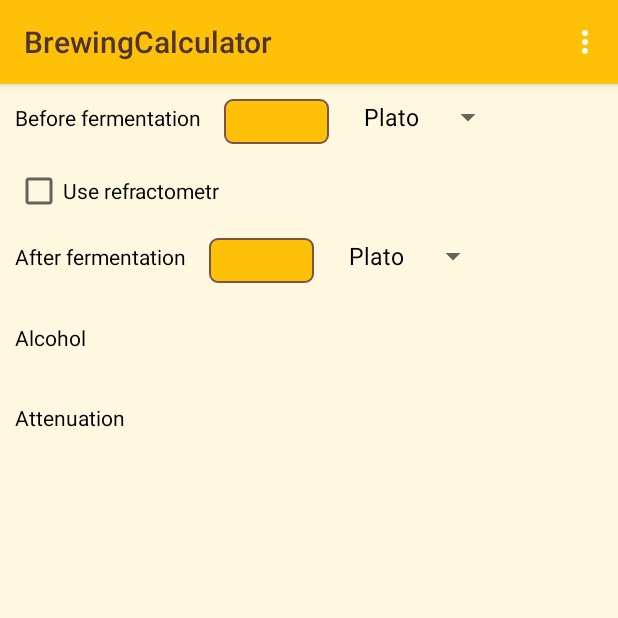
After one commit to dzazder/brewing-calculator, an Android app: the fragment FragmentAlcohol placed in its activity, on a phone screen of 412 x 824 dp, the top half of it. The commit adds this screen. Run offline under Robolectric (Android 15) with nearby library versions, the phone set to English and light mode, and no system bars.

Commit message:
alco calucaltor, settings menu

```diff
--- a/app/src/main/AndroidManifest.xml
+++ b/app/src/main/AndroidManifest.xml
@@ -8,7 +8,8 @@
         android:label="@string/app_name"
         android:supportsRtl="true"
         android:theme="@style/AppTheme">
-        <activity android:name=".MainActivity">
+        <activity android:name=".MainActivity"
+            android:uiOptions="splitActionBarWhenNarrow">
             <intent-filter>
                 <action android:name="android.intent.action.MAIN" />
 
--- a/app/src/main/java/dev/lampart/bartosz/brewingcalculator/MainActivity.java
+++ b/app/src/main/java/dev/lampart/bartosz/brewingcalculator/MainActivity.java
@@ -12,17 +12,28 @@ import android.support.v7.app.ActionBar;
 import android.support.v7.app.AppCompatActivity;
 import android.os.Bundle;
 import android.util.Log;
+import android.view.Menu;
+import android.view.MenuInflater;
 import android.view.MenuItem;
+import android.widget.Toast;
 
 import org.xml.sax.DTDHandler;
 
 import dev.lampart.bartosz.brewingcalculator.dicts.DictFragment;
+import dev.lampart.bartosz.brewingcalculator.fragments.FragmentAlcohol;
 import dev.lampart.bartosz.brewingcalculator.fragments.FragmentHome;
 import dev.lampart.bartosz.brewingcalculator.fragments.FragmentSgPlato;
 
 public class MainActivity extends AppCompatActivity {
 
     public static FragmentManager fragmentManager;
+
+    @Override
+    public boolean onCreateOptionsMenu(Menu menu) {
+        MenuInflater inflater = getMenuInflater();
+        inflater.inflate(R.menu.items, menu);
+        return super.onCreateOptionsMenu(menu);
+    }
 
     @Override
     protected void onCreate(Bundle savedInstanceState) {
@@ -52,7 +63,17 @@ public class MainActivity extends AppCompatActivity {
 
     @Override
     public boolean onOptionsItemSelected(MenuItem item) {
-        onBackPressed();
+
+        super.onOptionsItemSelected(item);
+
+        switch(item.getItemId()) {
+            case R.id.menu_item_settings:
+                Toast.makeText(getBaseContext(), "You selected Settings", Toast.LENGTH_SHORT).show();
+                break;
+            default:
+                onBackPressed();
+                break;
+        }
         return true;
     }
 
@@ -65,6 +86,7 @@ public class MainActivity extends AppCompatActivity {
         switch (fragment) {
             case DictFragment.FRAGMENT_HOME: newFragment = new FragmentHome(); break;
             case DictFragment.FRAGMENT_OG_PLATO: newFragment = new FragmentSgPlato(); break;
+            case DictFragment.FRAGMENT_ALCOHOL: newFragment = new FragmentAlcohol(); break;
             default: newFragment = new FragmentHome(); break;
         }
         FragmentTransaction transaction = getSupportFragmentManager().beginTransaction();
--- a/app/src/main/java/dev/lampart/bartosz/brewingcalculator/dicts/DictFragment.java
+++ b/app/src/main/java/dev/lampart/bartosz/brewingcalculator/dicts/DictFragment.java
@@ -7,4 +7,5 @@ public class DictFragment {
 
     public static final int FRAGMENT_HOME = 1;
     public static final int FRAGMENT_OG_PLATO = 2;
+    public static final int FRAGMENT_ALCOHOL = 3;
 }
--- a/app/src/main/java/dev/lampart/bartosz/brewingcalculator/fragments/FragmentHome.java
+++ b/app/src/main/java/dev/lampart/bartosz/brewingcalculator/fragments/FragmentHome.java
@@ -29,6 +29,9 @@ public class FragmentHome extends Fragment implements View.OnClickListener {
         Button btn_fragment_ogplato = (Button)view.findViewById(R.id.btn_fragment_og_plato);
         btn_fragment_ogplato.setOnClickListener(this);
 
+        Button btn_fragment_alcohol = (Button)view.findViewById(R.id.btn_fragment_alcohol);
+        btn_fragment_alcohol.setOnClickListener(this);
+
         return view;
     }
 
@@ -40,6 +43,10 @@ public class FragmentHome extends Fragment implements View.OnClickListener {
                 Log.d("CLICK", "switch fragment to ogplato CLICK");
                 ((MainActivity)getActivity()).switchFragment(DictFragment.FRAGMENT_OG_PLATO);
                 break;
+            case R.id.btn_fragment_alcohol:
+                Log.d("CLICK", "switch fragment to alcohol CLICK");
+                ((MainActivity)getActivity()).switchFragment(DictFragment.FRAGMENT_ALCOHOL);
+                break;
         }
     }
 }
--- /dev/null
+++ b/app/src/main/res/drawable/empty_divider_horizontal.xml
@@ -0,0 +1,6 @@
+<?xml version="1.0" encoding="utf-8"?>
+<shape xmlns:android="http://schemas.android.com/apk/res/android">
+    <size
+        android:height="15dp"
+        android:width="0dp"/>
+</shape>
--- /dev/null
+++ b/app/src/main/res/drawable/empty_divider_vertical.xml
@@ -0,0 +1,6 @@
+<?xml version="1.0" encoding="utf-8"?>
+<shape xmlns:android="http://schemas.android.com/apk/res/android">
+    <size
+        android:height="0dp"
+        android:width="15dp"/>
+</shape>
--- /dev/null
+++ b/app/src/main/res/layout/fragment_alcohol.xml
@@ -0,0 +1,149 @@
+<RelativeLayout xmlns:android="http://schemas.android.com/apk/res/android"
+    xmlns:tools="http://schemas.android.com/tools"
+    android:layout_width="match_parent"
+    android:layout_height="match_parent"
+    android:background="@color/colorPrimaryLight"
+    android:padding="10dp"
+    tools:context="dev.lampart.bartosz.brewingcalculator.fragments.FragmentAlcohol">
+
+    <ScrollView
+        android:layout_width="match_parent"
+        android:layout_height="wrap_content">
+
+        <LinearLayout
+            android:layout_width="match_parent"
+            android:layout_height="wrap_content"
+            android:orientation="vertical"
+            android:showDividers="middle"
+            android:divider="@drawable/empty_divider_horizontal">
+            <LinearLayout
+                android:layout_width="match_parent"
+                android:layout_height="wrap_content"
+                android:orientation="horizontal"
+                android:showDividers="middle"
+                android:divider="@drawable/empty_divider_vertical">
+
+                <TextView
+                    android:text="Before fermentation"
+                    android:layout_height="wrap_content"
+                    android:layout_width="wrap_content"/>
+
+                <EditText android:layout_width="wrap_content"
+                    android:layout_height="wrap_content"
+                    android:id="@+id/txt_extract_before"
+                    android:background="@drawable/calc_field"
+                    style="@style/StyleEditText_CalcFieldSmall"></EditText>
+
+                <Spinner android:layout_height="wrap_content"
+                    android:layout_width="wrap_content"
+                    android:id="@+id/sp_extract_before"
+                    android:entries="@array/extract_units">
+
+                </Spinner>
+            </LinearLayout>
+            <LinearLayout
+                android:layout_width="match_parent"
+                android:layout_height="wrap_content"
+                android:orientation="vertical">
+                <LinearLayout
+                    android:layout_width="wrap_content"
+                    android:layout_height="wrap_content"
+                    android:orientation="horizontal"
+                    android:showDividers="middle"
+                    android:divider="@drawable/empty_divider_vertical">
+
+                    <CheckBox
+                        android:layout_width="wrap_content"
+                        android:layout_height="wrap_content"
+                        android:text="Use refractometr"
+                        android:id="@+id/chb_use_refractometer"/>
+
+                </LinearLayout>
+
+                <LinearLayout
+                    android:layout_width="wrap_content"
+                    android:layout_height="wrap_content"
+                    android:orientation="horizontal"
+                    android:showDividers="middle"
+                    android:divider="@drawable/empty_divider_vertical"
+                    android:id="@+id/layout_wort_correction_factor"
+                    android:visibility="gone">
+
+                    <TextView
+                        android:layout_width="wrap_content"
+                        android:layout_height="wrap_content"
+                        android:text="Wort correction factor"/>
+
+                    <EditText
+                        android:layout_width="wrap_content"
+                        android:layout_height="wrap_content"
+                        android:id="@+id/txt_calc_wort_correction_factor"
+                        android:selectAllOnFocus="true"
+                        android:inputType="numberDecimal"
+                        android:text="1.04"/>
+
+                </LinearLayout>
+            </LinearLayout>
+            <LinearLayout
+                android:layout_width="wrap_content"
+                android:layout_height="wrap_content"
+                android:orientation="horizontal"
+                android:showDividers="middle"
+                android:divider="@drawable/empty_divider_vertical">
+                <TextView
+                    android:text="After fermentation"
+                    android:layout_height="wrap_content"
+                    android:layout_width="wrap_content"/>
+
+                <EditText android:layout_width="wrap_content"
+                    android:layout_height="wrap_content"
+                    android:id="@+id/txt_extract_after"
+                    android:background="@drawable/calc_field"
+                    style="@style/StyleEditText_CalcFieldSmall"></EditText>
+
+                <Spinner android:layout_height="wrap_content"
+                    android:layout_width="wrap_content"
+                    android:id="@+id/sp_extract_after"
+                    android:entries="@array/extract_units">
+
+                </Spinner>
+
+            </LinearLayout>
+
+            <LinearLayout
+                android:layout_width="wrap_content"
+                android:layout_height="wrap_content"
+                android:orientation="horizontal">
+                <TextView
+                    android:text="Alcohol"
+                    android:layout_height="wrap_content"
+                    android:layout_width="wrap_content"/>
+                <TextView android:layout_width="wrap_content"
+                    android:layout_height="wrap_content"
+                    android:id="@+id/txt_calc_alc"
+                    style="@style/StyleTextView_ResultField"></TextView>
+
+
+            </LinearLayout>
+
+            <LinearLayout
+                android:layout_width="wrap_content"
+                android:layout_height="wrap_content"
+                android:orientation="horizontal">
+                <TextView
+                    android:text="Attenuation"
+                    android:layout_height="wrap_content"
+                    android:layout_width="wrap_content"/>
+                <TextView android:layout_width="wrap_content"
+                    android:layout_height="wrap_content"
+                    android:id="@+id/txt_calc_att"
+                    style="@style/StyleTextView_ResultField"></TextView>
+
+
+            </LinearLayout>
+
+        </LinearLayout>
+
+    </ScrollView>
+
+</RelativeLayout>
--- /dev/null
+++ b/app/src/main/res/menu/items.xml
@@ -0,0 +1,8 @@
+<?xml version="1.0" encoding="utf-8"?>
+<menu xmlns:android="http://schemas.android.com/apk/res/android">
+    <item
+        android:id="@+id/menu_item_settings"
+        android:title="@string/settings"
+        android:showAsAction="ifRoom|withText"
+        />
+</menu>
--- /dev/null
+++ b/app/src/main/res/values/arrays.xml
@@ -0,0 +1,8 @@
+<?xml version="1.0" encoding="utf-8"?>
+<resources>
+    <string-array name="extract_units">
+        <item>Plato</item>
+        <item>Brix</item>
+        <item>SG</item>
+    </string-array>
+</resources>
--- a/app/src/main/res/values/colors.xml
+++ b/app/src/main/res/values/colors.xml
@@ -6,6 +6,7 @@
     <color name="colorPrimaryMedium">#FFE082</color>
     <color name="colorAccent">#795548</color>
     <color name="colorAccentDark">#4E342E</color>
+    <color name="colorError">#F44336</color>
     <color name="green_temp">#23A96E</color>
     <color name="green_dark">#159204</color>
     <color name="bright_green">#02D8B0</color>
--- a/app/src/main/res/values/strings.xml
+++ b/app/src/main/res/values/strings.xml
@@ -5,4 +5,10 @@
     <string name="hello_blank_fragment">Hello blank fragment</string>
 
     <string name="extract_conversion_calculator">Plato/Brix/SG Conversion Calculator</string>
+
+    <string name="alcohol_calculator">Alcohol Calculator</string>
+
+    <string name="incorrect_value">Incorrect value</string>
+
+    <string name="settings">Settings</string>
 </resources>
--- a/app/src/main/res/values/styles.xml
+++ b/app/src/main/res/values/styles.xml
@@ -12,10 +12,27 @@
 
     <style name="MyActionBar" parent="@style/Widget.AppCompat.ActionBar.Solid">
         <item name="titleTextStyle">@style/MyTitleTextStyle</item>
+        <item name="android:actionOverflowButtonStyle">@style/OverflowButton</item>
+        <item name="actionOverflowButtonStyle">@style/OverflowButton</item>
+
+        <item name="android:dropDownListViewStyle">@style/PopupMenuListView</item>
+        <item name="dropDownListViewStyle">@style/PopupMenuListView</item>
+
     </style>
 
     <style name="MyTitleTextStyle" parent="@style/TextAppearance.AppCompat.Widget.ActionBar.Title">
         <item name="android:textColor">@color/colorAccentDark</item>
+    </style>
+
+    <style name="OverflowButton" parent="@style/Widget.AppCompat.ActionButton.Overflow">
+        <item name="android:color">@color/colorAccent</item>
+    </style>
+
+    <!-- OverFlow menu Styles -->
+    <style name="PopupMenuListView" parent="@style/Widget.AppCompat.Light.ListView.DropDown">
+        <item name="android:divider">@color/colorAccent</item>
+        <item name="android:dividerHeight">1dp</item>
+        <item name="android:background">@color/colorPrimary</item>
     </style>
 
     <style name="StyleButton" parent="Base.TextAppearance.AppCompat.Button">
@@ -37,4 +54,25 @@
         <item name="android:selectAllOnFocus">true</item>
     </style>
 
+    <style name="StyleEditText_CalcFieldSmall" parent="@android:style/Widget.EditText">
+        <item name="android:textColor">@color/black</item>
+        <item name="android:minHeight">30dp</item>
+        <item name="android:minWidth">70dp</item>
+        <item name="android:textAlignment">center</item>
+        <item name="android:layout_gravity">center</item>
+        <item name="android:background">@color/colorPrimary</item>
+        <item name="android:textSize">20sp</item>
+        <item name="android:textStyle">bold</item>
+        <item name="android:inputType">numberDecimal</item>
+        <item name="android:textColorHighlight">@color/colorPrimaryMedium</item>
+        <item name="android:selectAllOnFocus">true</item>
+    </style>
+
+    <style name="StyleTextView_ResultField" parent="android:Widget.TextView">
+        <item name="android:textColor">@color/colorAccent</item>
+        <item name="android:textStyle">bold</item>
+        <item name="android:textSize">20sp</item>
+        <item name="android:padding">5dp</item>
+    </style>
+
 </resources>
```
Also changed, not shown: app/src/main/java/dev/lampart/bartosz/brewingcalculator/dicts/ExtractUnit.java (added, +8 -0 lines), app/src/main/java/dev/lampart/bartosz/brewingcalculator/fragments/FragmentAlcohol.java (added, +264 -0 lines), app/src/main/java/dev/lampart/bartosz/brewingcalculator/helpers/Tuple.java (added, +14 -0 lines), app/src/main/res/layout/fragment_home.xml (+8 -0 lines).
